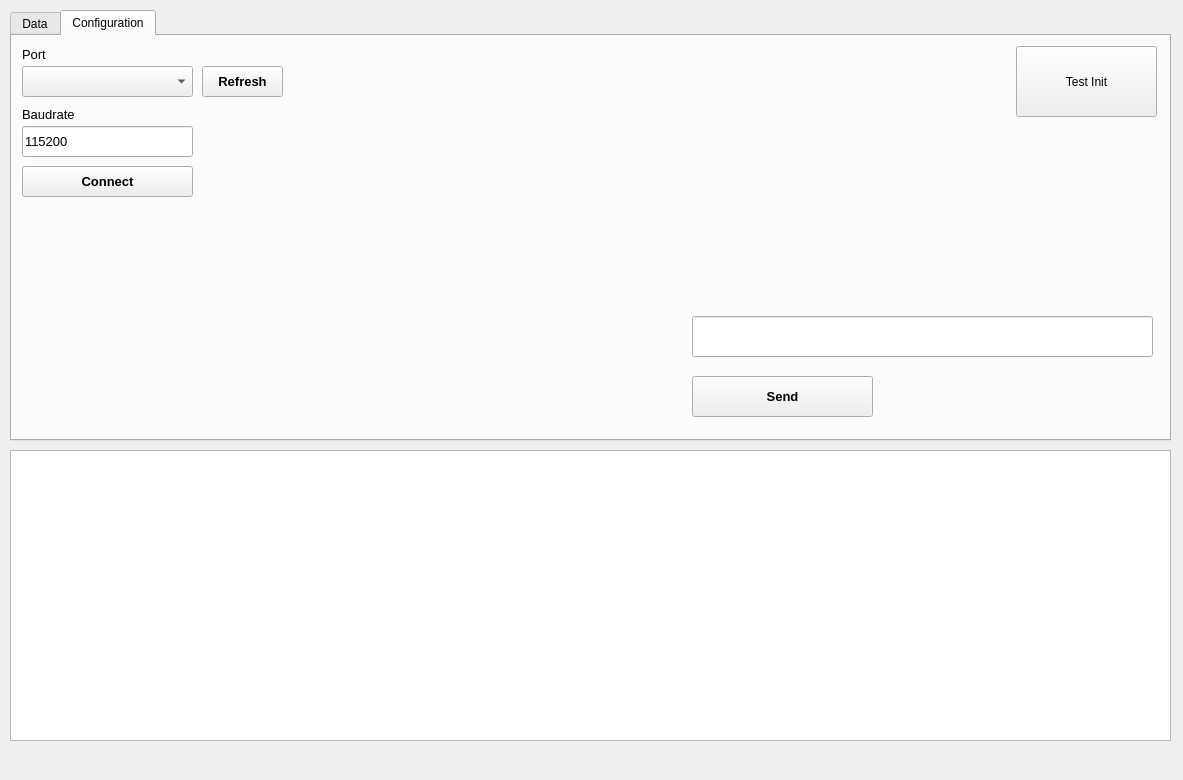
This is PC_App/mainWindow.ui in krzpch/HDC2080_Sensor_Lib_and_PC_App as Qt 5 draws it before an edit. The edited form follows.
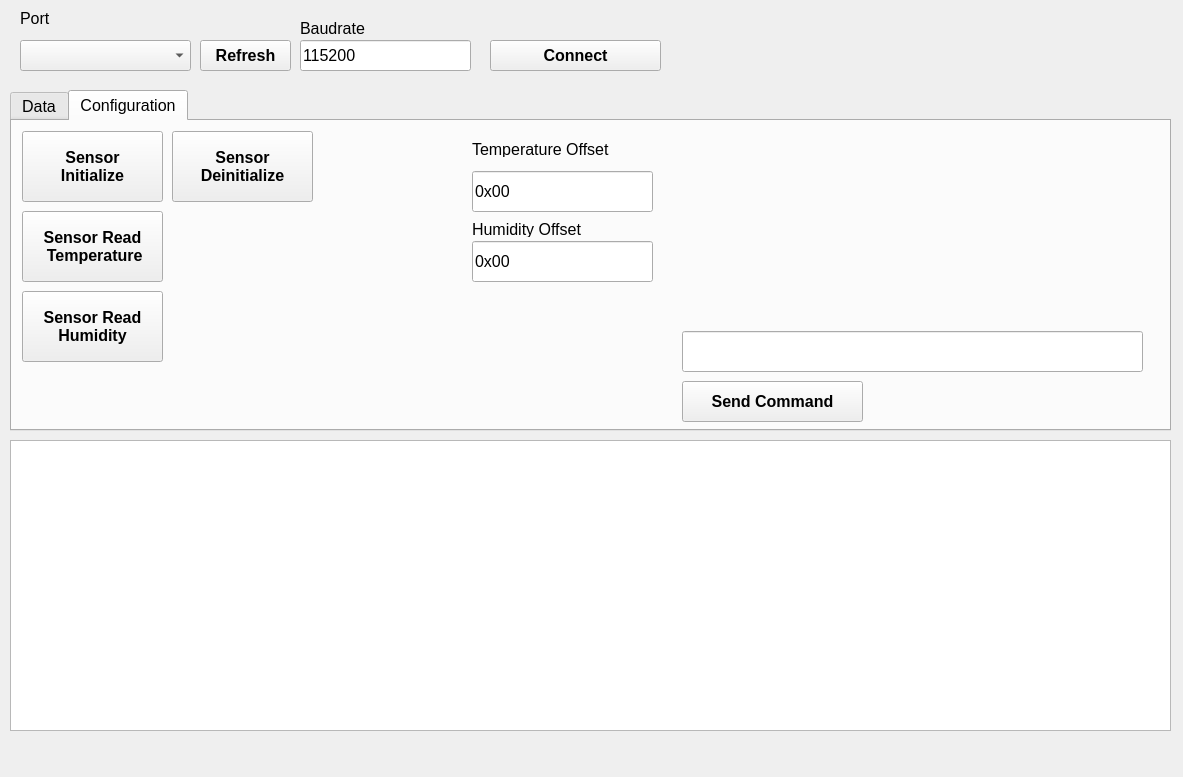
This is the edited form.

What changed in the file:
```diff
--- a/PC_App/mainWindow.ui
+++ b/PC_App/mainWindow.ui
@@ -7,7 +7,7 @@
     <x>0</x>
     <y>0</y>
     <width>1183</width>
-    <height>780</height>
+    <height>777</height>
    </rect>
   </property>
   <property name="windowTitle">
@@ -18,11 +18,16 @@
     <property name="geometry">
      <rect>
       <x>10</x>
-      <y>10</y>
+      <y>90</y>
       <width>1161</width>
-      <height>431</height>
+      <height>341</height>
      </rect>
     </property>
+    <property name="font">
+     <font>
+      <pointsize>12</pointsize>
+     </font>
+    </property>
     <property name="inputMethodHints">
      <set>Qt::ImhPreferNumbers</set>
     </property>
@@ -122,159 +127,195 @@
      <attribute name="title">
       <string>Configuration</string>
      </attribute>
-     <widget class="QComboBox" name="portSelectBox">
-      <property name="geometry">
-       <rect>
-        <x>10</x>
-        <y>30</y>
-        <width>171</width>
-        <height>31</height>
-       </rect>
-      </property>
-      <property name="font">
-       <font>
-        <pointsize>10</pointsize>
-       </font>
-      </property>
-     </widget>
-     <widget class="QLabel" name="port_label">
-      <property name="geometry">
-       <rect>
-        <x>10</x>
-        <y>10</y>
-        <width>161</width>
-        <height>16</height>
-       </rect>
-      </property>
-      <property name="font">
-       <font>
-        <pointsize>10</pointsize>
-       </font>
-      </property>
-      <property name="text">
-       <string>Port</string>
-      </property>
-     </widget>
-     <widget class="QPushButton" name="portRefreshButton">
-      <property name="geometry">
-       <rect>
-        <x>190</x>
-        <y>30</y>
-        <width>81</width>
-        <height>31</height>
-       </rect>
-      </property>
-      <property name="font">
-       <font>
-        <pointsize>10</pointsize>
-        <weight>75</weight>
-        <bold>true</bold>
-       </font>
-      </property>
-      <property name="text">
-       <string>Refresh</string>
-      </property>
-     </widget>
-     <widget class="QLineEdit" name="baudrateLineEdit">
-      <property name="geometry">
-       <rect>
-        <x>10</x>
-        <y>90</y>
-        <width>171</width>
-        <height>31</height>
-       </rect>
-      </property>
-      <property name="font">
-       <font>
-        <pointsize>10</pointsize>
-       </font>
-      </property>
-      <property name="inputMethodHints">
-       <set>Qt::ImhPreferNumbers</set>
-      </property>
-      <property name="text">
-       <string>115200</string>
-      </property>
-     </widget>
-     <widget class="QLabel" name="baud_label">
-      <property name="geometry">
-       <rect>
-        <x>10</x>
-        <y>70</y>
-        <width>171</width>
-        <height>16</height>
-       </rect>
-      </property>
-      <property name="font">
-       <font>
-        <pointsize>10</pointsize>
-       </font>
-      </property>
-      <property name="text">
-       <string>Baudrate</string>
-      </property>
-     </widget>
      <widget class="QPushButton" name="sendButton">
       <property name="geometry">
        <rect>
-        <x>680</x>
-        <y>340</y>
+        <x>670</x>
+        <y>260</y>
         <width>181</width>
         <height>41</height>
        </rect>
       </property>
       <property name="font">
        <font>
-        <pointsize>10</pointsize>
+        <pointsize>12</pointsize>
         <weight>75</weight>
         <bold>true</bold>
        </font>
       </property>
       <property name="text">
-       <string>Send</string>
-      </property>
-     </widget>
-     <widget class="QPushButton" name="connectButton">
-      <property name="geometry">
-       <rect>
-        <x>10</x>
-        <y>130</y>
-        <width>171</width>
-        <height>31</height>
-       </rect>
-      </property>
-      <property name="font">
-       <font>
-        <pointsize>10</pointsize>
-        <weight>75</weight>
-        <bold>true</bold>
-       </font>
-      </property>
-      <property name="text">
-       <string>Connect</string>
+       <string>Send Command</string>
       </property>
      </widget>
      <widget class="QLineEdit" name="send_lineEdit">
       <property name="geometry">
        <rect>
-        <x>680</x>
-        <y>280</y>
+        <x>670</x>
+        <y>210</y>
         <width>461</width>
         <height>41</height>
        </rect>
       </property>
+      <property name="font">
+       <font>
+        <pointsize>12</pointsize>
+       </font>
+      </property>
      </widget>
      <widget class="QPushButton" name="TestButton">
       <property name="geometry">
        <rect>
-        <x>1004</x>
+        <x>10</x>
         <y>10</y>
         <width>141</width>
         <height>71</height>
        </rect>
       </property>
+      <property name="font">
+       <font>
+        <pointsize>12</pointsize>
+        <weight>75</weight>
+        <bold>true</bold>
+       </font>
+      </property>
       <property name="text">
-       <string>Test Init</string>
+       <string>Sensor
+Initialize</string>
+      </property>
+     </widget>
+     <widget class="QPushButton" name="TestButton_2">
+      <property name="geometry">
+       <rect>
+        <x>10</x>
+        <y>90</y>
+        <width>141</width>
+        <height>71</height>
+       </rect>
+      </property>
+      <property name="font">
+       <font>
+        <pointsize>12</pointsize>
+        <weight>75</weight>
+        <bold>true</bold>
+       </font>
+      </property>
+      <property name="text">
+       <string>Sensor Read
+ Temperature</string>
+      </property>
+     </widget>
+     <widget class="QPushButton" name="TestButton_3">
+      <property name="geometry">
+       <rect>
+        <x>10</x>
+        <y>170</y>
+        <width>141</width>
+        <height>71</height>
+       </rect>
+      </property>
+      <property name="font">
+       <font>
+        <pointsize>12</pointsize>
+        <weight>75</weight>
+        <bold>true</bold>
+       </font>
+      </property>
+      <property name="text">
+       <string>Sensor Read
+Humidity</string>
+      </property>
+     </widget>
+     <widget class="QPushButton" name="TestButton_4">
+      <property name="geometry">
+       <rect>
+        <x>160</x>
+        <y>10</y>
+        <width>141</width>
+        <height>71</height>
+       </rect>
+      </property>
+      <property name="font">
+       <font>
+        <pointsize>12</pointsize>
+        <weight>75</weight>
+        <bold>true</bold>
+       </font>
+      </property>
+      <property name="text">
+       <string>Sensor
+Deinitialize</string>
+      </property>
+     </widget>
+     <widget class="QLabel" name="baud_label_2">
+      <property name="geometry">
+       <rect>
+        <x>460</x>
+        <y>20</y>
+        <width>191</width>
+        <height>16</height>
+       </rect>
+      </property>
+      <property name="font">
+       <font>
+        <pointsize>12</pointsize>
+       </font>
+      </property>
+      <property name="text">
+       <string>Temperature Offset</string>
+      </property>
+     </widget>
+     <widget class="QLabel" name="baud_label_3">
+      <property name="geometry">
+       <rect>
+        <x>460</x>
+        <y>100</y>
+        <width>191</width>
+        <height>16</height>
+       </rect>
+      </property>
+      <property name="font">
+       <font>
+        <pointsize>12</pointsize>
+       </font>
+      </property>
+      <property name="text">
+       <string>Humidity Offset</string>
+      </property>
+     </widget>
+     <widget class="QLineEdit" name="tempOffset_lineEdit">
+      <property name="geometry">
+       <rect>
+        <x>460</x>
+        <y>50</y>
+        <width>181</width>
+        <height>41</height>
+       </rect>
+      </property>
+      <property name="font">
+       <font>
+        <pointsize>12</pointsize>
+       </font>
+      </property>
+      <property name="text">
+       <string>0x00</string>
+      </property>
+     </widget>
+     <widget class="QLineEdit" name="humOffset_lineEdit">
+      <property name="geometry">
+       <rect>
+        <x>460</x>
+        <y>120</y>
+        <width>181</width>
+        <height>41</height>
+       </rect>
+      </property>
+      <property name="font">
+       <font>
+        <pointsize>12</pointsize>
+       </font>
+      </property>
+      <property name="text">
+       <string>0x00</string>
       </property>
      </widget>
     </widget>
@@ -286,11 +327,16 @@
     <property name="geometry">
      <rect>
       <x>10</x>
-      <y>450</y>
+      <y>440</y>
       <width>1161</width>
       <height>291</height>
      </rect>
     </property>
+    <property name="font">
+     <font>
+      <pointsize>12</pointsize>
+     </font>
+    </property>
     <property name="acceptDrops">
      <bool>false</bool>
     </property>
@@ -298,6 +344,118 @@
      <bool>false</bool>
     </property>
    </widget>
+   <widget class="QComboBox" name="portSelectBox">
+    <property name="geometry">
+     <rect>
+      <x>20</x>
+      <y>40</y>
+      <width>171</width>
+      <height>31</height>
+     </rect>
+    </property>
+    <property name="font">
+     <font>
+      <pointsize>12</pointsize>
+     </font>
+    </property>
+   </widget>
+   <widget class="QPushButton" name="portRefreshButton">
+    <property name="geometry">
+     <rect>
+      <x>200</x>
+      <y>40</y>
+      <width>91</width>
+      <height>31</height>
+     </rect>
+    </property>
+    <property name="font">
+     <font>
+      <pointsize>12</pointsize>
+      <weight>75</weight>
+      <bold>true</bold>
+     </font>
+    </property>
+    <property name="text">
+     <string>Refresh</string>
+    </property>
+   </widget>
+   <widget class="QLabel" name="baud_label">
+    <property name="geometry">
+     <rect>
+      <x>300</x>
+      <y>20</y>
+      <width>171</width>
+      <height>16</height>
+     </rect>
+    </property>
+    <property name="font">
+     <font>
+      <pointsize>12</pointsize>
+     </font>
+    </property>
+    <property name="text">
+     <string>Baudrate</string>
+    </property>
+   </widget>
+   <widget class="QLineEdit" name="baudrateLineEdit">
+    <property name="geometry">
+     <rect>
+      <x>300</x>
+      <y>40</y>
+      <width>171</width>
+      <height>31</height>
+     </rect>
+    </property>
+    <property name="font">
+     <font>
+      <pointsize>12</pointsize>
+     </font>
+    </property>
+    <property name="inputMethodHints">
+     <set>Qt::ImhPreferNumbers</set>
+    </property>
+    <property name="text">
+     <string>115200</string>
+    </property>
+   </widget>
+   <widget class="QPushButton" name="connectButton">
+    <property name="geometry">
+     <rect>
+      <x>490</x>
+      <y>40</y>
+      <width>171</width>
+      <height>31</height>
+     </rect>
+    </property>
+    <property name="font">
+     <font>
+      <pointsize>12</pointsize>
+      <weight>75</weight>
+      <bold>true</bold>
+     </font>
+    </property>
+    <property name="text">
+     <string>Connect</string>
+    </property>
+   </widget>
+   <widget class="QLabel" name="port_label">
+    <property name="geometry">
+     <rect>
+      <x>20</x>
+      <y>10</y>
+      <width>161</width>
+      <height>16</height>
+     </rect>
+    </property>
+    <property name="font">
+     <font>
+      <pointsize>12</pointsize>
+     </font>
+    </property>
+    <property name="text">
+     <string>Port</string>
+    </property>
+   </widget>
   </widget>
   <widget class="QMenuBar" name="menubar">
    <property name="geometry">
```
